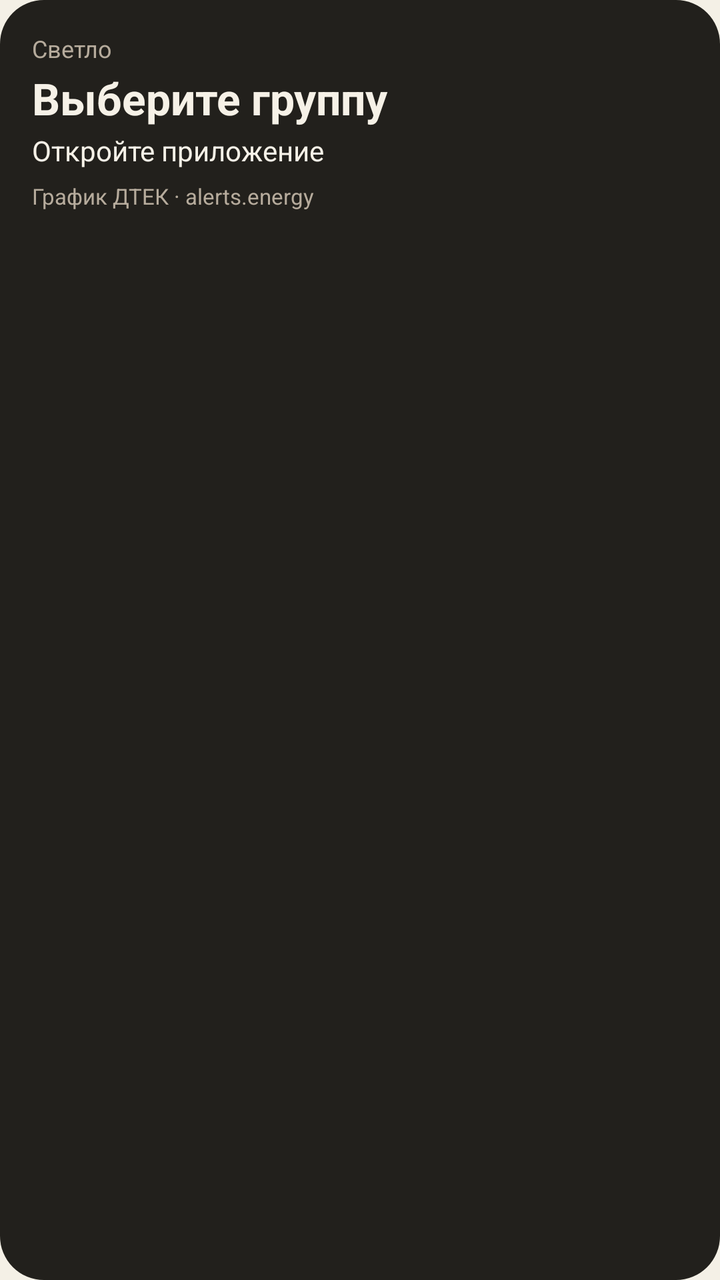
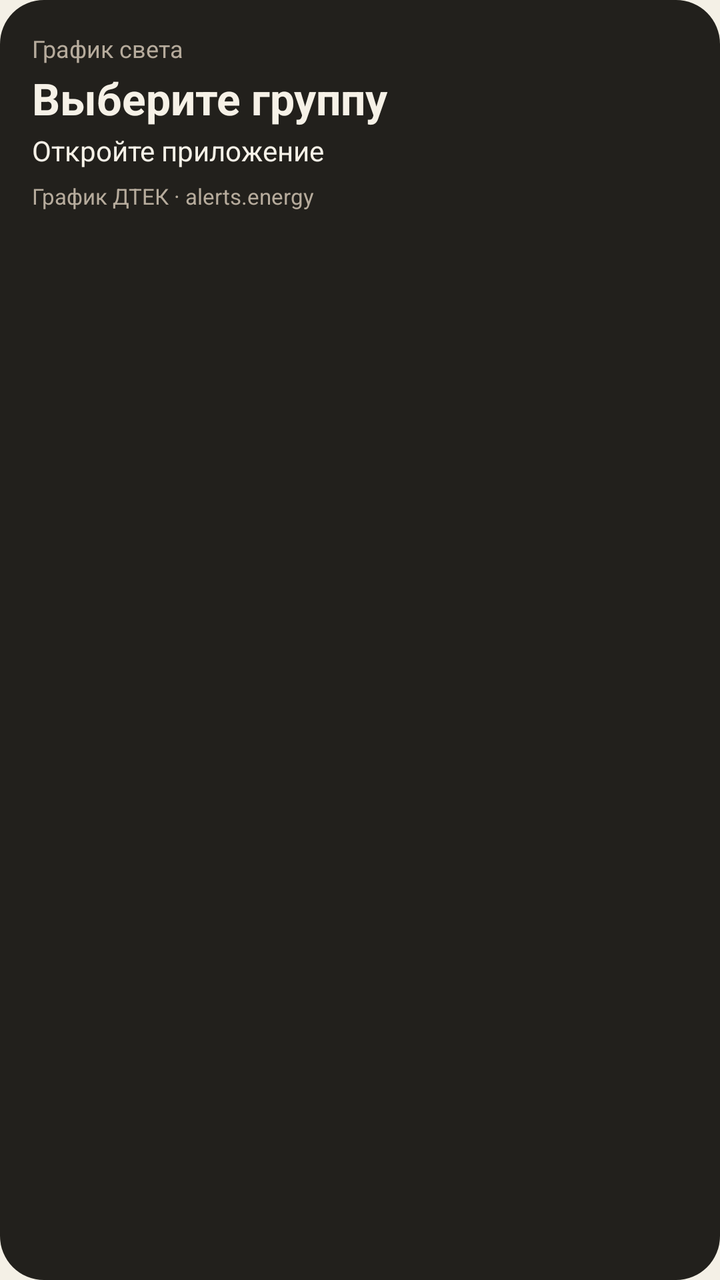

An Android layout rendered at two revisions. The XML below is the earlier revision; the diff shows what the commit changed to produce the second picture.
<!-- AndroidManifest.xml: application theme Theme.Svitlo -->
<!-- res/layout/widget_svitlo.xml -->
<?xml version="1.0" encoding="utf-8"?>
<LinearLayout xmlns:android="http://schemas.android.com/apk/res/android"
    android:id="@+id/widget_root"
    android:layout_width="match_parent"
    android:layout_height="match_parent"
    android:background="@drawable/widget_bg"
    android:orientation="vertical"
    android:padding="16dp">

    <TextView
        android:id="@+id/widget_kicker"
        android:layout_width="match_parent"
        android:layout_height="wrap_content"
        android:text="Светло"
        android:maxLines="2"
        android:ellipsize="end"
        android:textColor="#B6AB9C"
        android:textSize="12sp" />

    <TextView
        android:id="@+id/widget_status"
        android:layout_width="match_parent"
        android:layout_height="wrap_content"
        android:layout_marginTop="2dp"
        android:text="Выберите группу"
        android:textColor="#F6F1E7"
        android:textSize="22sp"
        android:textStyle="bold" />

    <TextView
        android:id="@+id/widget_next"
        android:layout_width="match_parent"
        android:layout_height="wrap_content"
        android:layout_marginTop="2dp"
        android:ellipsize="end"
        android:maxLines="2"
        android:text="Откройте приложение"
        android:textColor="#F6F1E7"
        android:textSize="14sp" />

    <ImageView
        android:id="@+id/widget_scale"
        android:layout_width="match_parent"
        android:layout_height="32dp"
        android:layout_marginTop="8dp"
        android:contentDescription="График на сегодня"
        android:scaleType="fitXY"
        android:visibility="gone" />

    <TextView
        android:id="@+id/widget_updated"
        android:layout_width="match_parent"
        android:layout_height="wrap_content"
        android:layout_marginTop="6dp"
        android:text="График ДТЕК · alerts.energy"
        android:textColor="#B6AB9C"
        android:textSize="11sp" />
</LinearLayout>
<!-- resources referenced by this layout -->
<resources>
  <!-- drawable widget_bg (drawable) -->
  <shape xmlns:android="http://schemas.android.com/apk/res/android"
      android:shape="rectangle">
      <solid android:color="@color/widget_bg" />
      <corners android:radius="22dp" />
  </shape>
  <style name="Theme.Svitlo" parent="android:Theme.Material.NoActionBar">
          <item name="android:statusBarColor">#F4F0E6</item>
          <item name="android:navigationBarColor">#F4F0E6</item>
          <item name="android:windowBackground">#F4F0E6</item>
          <item name="android:windowLightStatusBar">true</item>
          <item name="android:windowLightNavigationBar">true</item>
      </style>
  <color name="widget_bg">#22201C</color>
</resources>

<!-- the commit's change to res/layout/widget_svitlo.xml (unified diff, before → after) -->
@@ -11,7 +11,7 @@
         android:id="@+id/widget_kicker"
         android:layout_width="match_parent"
         android:layout_height="wrap_content"
-        android:text="Светло"
+        android:text="График света"
         android:maxLines="2"
         android:ellipsize="end"
         android:textColor="#B6AB9C"
